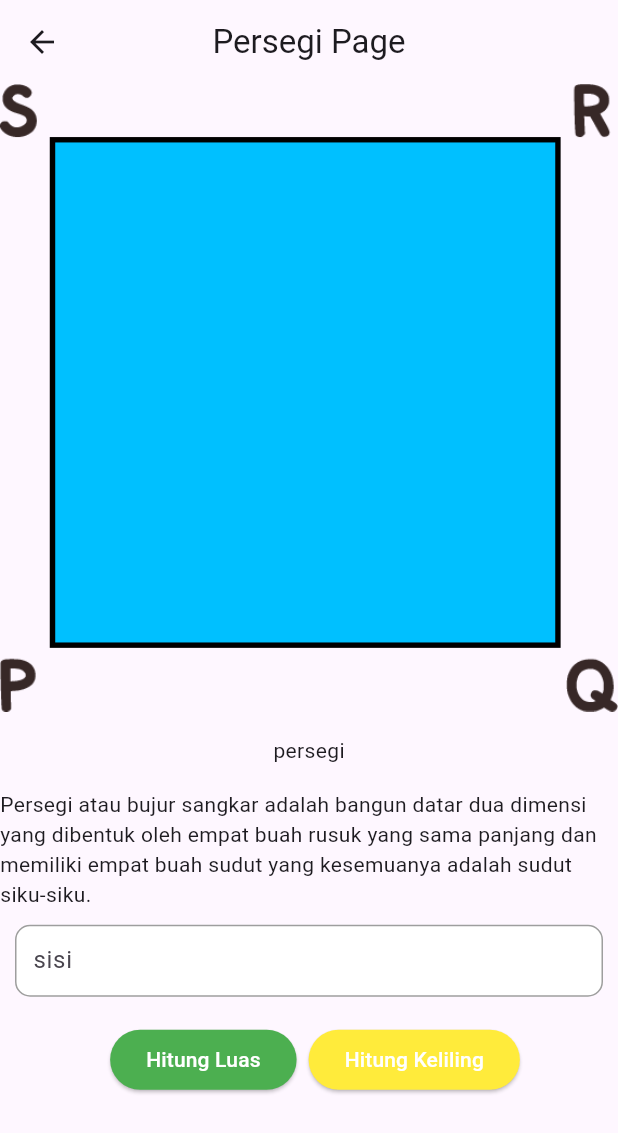
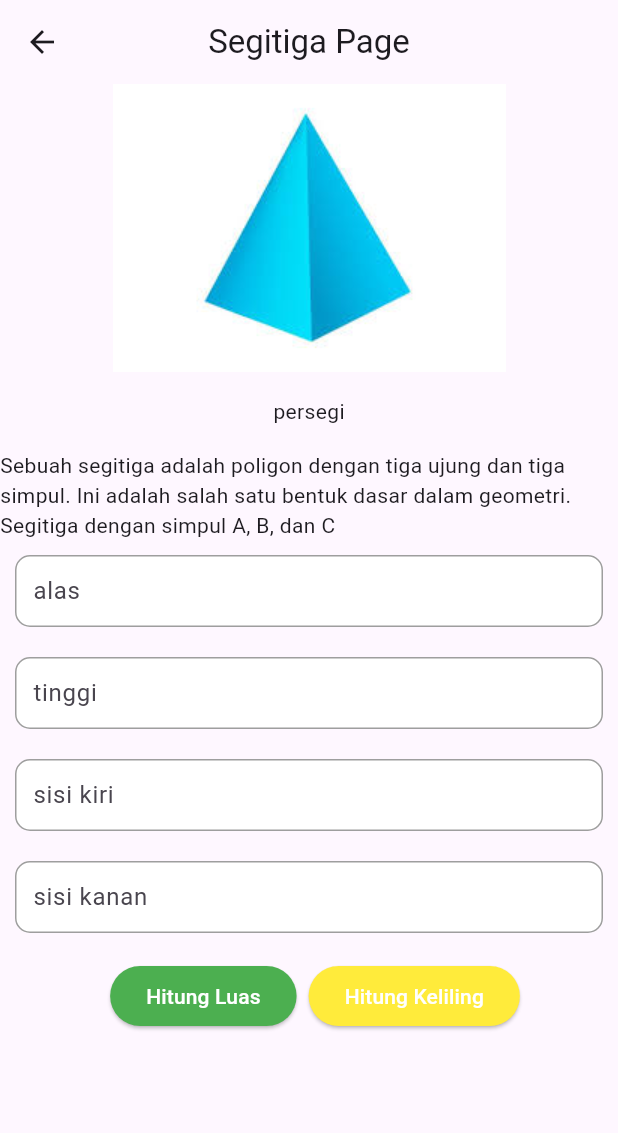
Before and after one commit to Ridwanfiki/bangun_datar, a Flutter app: the screen it shows after launch, after a tap on "segitiga", on a phone screen of 412 x 824 dp. Shown: the top 1133 px of the screen. Run offline on Flutter 3.47's test engine with Material 2 defaults, Android fonts, the light colour scheme and no system bars; our stand-ins replace get.

Commit message:
Menghitung bangun datar

```diff
--- /dev/null
+++ b/lib/controller/jajargenjang_controller.dart
@@ -0,0 +1,22 @@
+import 'package:get/get.dart';
+
+class JajarGenjangController extends GetxController{
+  RxBool isHitungLuas = true.obs;
+  int alas = 0;
+  int tinggi = 0;
+  int b = 0;
+  final hasil = "".obs;
+
+  void hitungLuas(){
+    int hitung = alas * tinggi;
+    hasil.value = "hasil perhitungan dari $alas x $tinggi = $hitung";
+    isHitungLuas.value = true;
+  }
+
+  void hitungKeliling(){
+    int hitung = 2 * (alas + b);
+    hasil.value = "hasil perhitungan keliling 2 x ($alas + $b) = $hitung";
+    isHitungLuas.value = false;
+  }
+
+}
--- a/lib/controller/persegi_controller.dart
+++ b/lib/controller/persegi_controller.dart
@@ -1,17 +1,20 @@
 import 'package:get/get.dart';
 
 class PersegiController extends GetxController{
+  RxBool isHitungLuas = true.obs;
   int sisi = 0;
   final hasil = "".obs;
 
   void hitungLuas(){
     int hitung = sisi * sisi;
     hasil.value = "hasil perhitungan dari $sisi x $sisi = $hitung";
+    isHitungLuas.value = true;
   }
 
   void hitungKeliling(){
     int hitung = 4 * sisi;
     hasil.value = "hasil perhitungan keliling 4 x $sisi = $hitung";
+    isHitungLuas.value = false;
   }
 
 }
--- /dev/null
+++ b/lib/controller/segitiga_controller.dart
@@ -0,0 +1,23 @@
+import 'package:get/get.dart';
+
+class SegitigaController extends GetxController{
+  RxBool isHitungLuas = true.obs;
+  int alas = 0;
+  int tinggi = 0;
+  int sisi = 0;
+  int sisil = 0;
+  final hasil = "".obs;
+
+  void hitungLuas(){
+    double hitung =   alas * tinggi /2 ;
+    hasil.value = "hasil perhitungan dari $alas x $tinggi x 1/2 = $hitung";
+    isHitungLuas.value = true;
+  }
+
+  void hitungKeliling(){
+    int hitung = alas + sisi + sisil;
+    hasil.value = "hasil perhitungan keliling $alas + $sisi + $sisil = $hitung";
+    isHitungLuas.value = false;
+  }
+
+}
--- a/lib/pages/home_page.dart
+++ b/lib/pages/home_page.dart
@@ -1,6 +1,9 @@
 import 'package:flutter/cupertino.dart';
 import 'package:flutter/material.dart';
 import 'package:ridwan_bangun_datar/pages/persegipage.dart';
+import 'package:ridwan_bangun_datar/pages/persegipanjangpage.dart';
+import 'package:ridwan_bangun_datar/pages/segitigapage.dart';
+import 'package:ridwan_bangun_datar/pages/jajargenjangpage.dart';
 
 class HomePage extends StatelessWidget {
   const HomePage({Key? key}) : super(key: key);
@@ -20,25 +23,24 @@ class HomePage extends StatelessWidget {
               onTap: () {
                 Navigator.push(context, MaterialPageRoute(builder: (context) => PersegiPage()));
               },
-                child: CustomMenu(imageAssets: "assets/images.jpg",title: "segitiga",)),
-            Row(
-              children: [
-                Expanded(child: CustomMenu(imageAssets: "assets/download.png",title: "jajar genjang")),
-                Expanded(child: CustomMenu(imageAssets: "assets/download.png",title: "jajar genjang")),
-                Expanded(child: CustomMenu(imageAssets: "assets/download.png",title: "jajar genjang")),
-              ],
-            ),
-            Container(
-              margin: EdgeInsets.all(8),
-              padding: EdgeInsets.symmetric(vertical: 8, horizontal: 16),
-              decoration: BoxDecoration(color: Colors.green),
-              child: Column(
-                children: [
-                  Image.asset("assets/images.jpg"),
-                  Text("Persegi"),
-                ],
-              ),
-            ),
+                child: CustomMenu(imageAssets: "assets/persegi.png",title: "persegi",)),
+            InkWell(
+                onTap: () {
+                  Navigator.push(context, MaterialPageRoute(builder: (context) => PersegiPanjangPage()));
+                },
+                child: CustomMenu(imageAssets: "assets/persegi-panjang.jpg",title: "persegi panjang",)),
+            InkWell(
+                onTap: () {
+                  Navigator.push(context, MaterialPageRoute(builder: (context) => SegitigaPage()));
+                },
+                child: CustomMenu(imageAssets: "assets/triangle.png",title: "segitiga",)),
+            InkWell(
+                onTap: () {
+                  Navigator.push(context, MaterialPageRoute(builder: (context) => JajarGenjangPage()));
+                },
+                child: CustomMenu(imageAssets: "assets/download.png",title: "jajar genjang",)),
+
+
           ],
         ));
   }
@@ -60,7 +62,7 @@ class CustomMenu extends StatelessWidget {
       child: Column(
         children: [
           Image.asset(
-            imageAssets,
+            imageAssets, height: 100, width: 100,
           ),
           Text(title),
         ],
--- /dev/null
+++ b/lib/pages/segitigapage.dart
@@ -0,0 +1,166 @@
+import 'package:flutter/cupertino.dart';
+import 'package:flutter/material.dart';
+import 'package:get/get.dart';
+import 'package:ridwan_bangun_datar/controller/segitiga_controller.dart';
+
+class SegitigaPage extends StatelessWidget {
+  SegitigaPage({super.key});
+  final SegitigaController _segitigaController = Get.put(SegitigaController());
+  @override
+  Widget build(BuildContext context) {
+    return Scaffold(
+      appBar: AppBar(
+        centerTitle: true,
+        title: Text("Segitiga Page"),
+      ),
+      body: Column(
+        children: [
+          Image.asset(
+            "assets/images.jpg",
+          ),
+          Padding(
+            padding: EdgeInsets.symmetric(vertical: 16),
+            child: Text("persegi"),
+          ),
+          Text(
+              "Sebuah segitiga adalah poligon dengan tiga ujung dan tiga simpul. Ini adalah salah satu bentuk dasar dalam geometri. Segitiga dengan simpul A, B, dan C"),
+          Padding(
+            padding: const EdgeInsets.all(10.0),
+            child: TextFormField(
+              onChanged: (value){
+                _segitigaController.alas=int.parse(value);
+              },
+              decoration: InputDecoration(
+                  fillColor: Colors.white,
+                  filled: true,
+                  labelText: 'alas',
+                  hintText: 'hint',
+                  hintStyle: TextStyle(color: Colors.grey.shade400),
+                  contentPadding: EdgeInsets.symmetric(vertical: 4, horizontal: 8),
+                  border: OutlineInputBorder(
+                      borderSide: BorderSide(width: 1, color: Colors.grey),
+                      borderRadius: BorderRadius.all(Radius.circular(10))),
+                  enabledBorder: OutlineInputBorder(
+                      borderSide: BorderSide(width: 1, color: Colors.grey),
+                      borderRadius: BorderRadius.all(Radius.circular(10))),
+                  focusedBorder: OutlineInputBorder(
+                      borderSide: BorderSide(width: 1, color: Colors.blue),
+                      borderRadius: BorderRadius.all(Radius.circular(10)))),),
+          ),
+          Padding(
+            padding: const EdgeInsets.all(10.0),
+            child: TextFormField(
+              onChanged: (value){
+                _segitigaController.tinggi=int.parse(value);
+              },
+              decoration: InputDecoration(
+                  fillColor: Colors.white,
+                  filled: true,
+                  labelText: 'tinggi',
+                  hintText: 'hint',
+                  hintStyle: TextStyle(color: Colors.grey.shade400),
+                  contentPadding: EdgeInsets.symmetric(vertical: 4, horizontal: 8),
+                  border: OutlineInputBorder(
+                      borderSide: BorderSide(width: 1, color: Colors.grey),
+                      borderRadius: BorderRadius.all(Radius.circular(10))),
+                  enabledBorder: OutlineInputBorder(
+                      borderSide: BorderSide(width: 1, color: Colors.grey),
+                      borderRadius: BorderRadius.all(Radius.circular(10))),
+                  focusedBorder: OutlineInputBorder(
+                      borderSide: BorderSide(width: 1, color: Colors.blue),
+                      borderRadius: BorderRadius.all(Radius.circular(10)))),),
+          ),
+          Padding(
+            padding: const EdgeInsets.all(10.0),
+            child: TextFormField(
+              onChanged: (value){
+                _segitigaController.sisi=int.parse(value);
+              },
+              decoration: InputDecoration(
+                  fillColor: Colors.white,
+                  filled: true,
+                  labelText: 'sisi kiri',
+                  hintText: 'hint',
+                  hintStyle: TextStyle(color: Colors.grey.shade400),
+                  contentPadding: EdgeInsets.symmetric(vertical: 4, horizontal: 8),
+                  border: OutlineInputBorder(
+                      borderSide: BorderSide(width: 1, color: Colors.grey),
+                      borderRadius: BorderRadius.all(Radius.circular(10))),
+                  enabledBorder: OutlineInputBorder(
+                      borderSide: BorderSide(width: 1, color: Colors.grey),
+                      borderRadius: BorderRadius.all(Radius.circular(10))),
+                  focusedBorder: OutlineInputBorder(
+                      borderSide: BorderSide(width: 1, color: Colors.blue),
+                      borderRadius: BorderRadius.all(Radius.circular(10)))),),
+          ),
+          Padding(
+            padding: const EdgeInsets.all(10.0),
+            child: TextFormField(
+              onChanged: (value){
+                _segitigaController.sisil=int.parse(value);
+              },
+              decoration: InputDecoration(
+                  fillColor: Colors.white,
+                  filled: true,
+                  labelText: 'sisi kanan',
+                  hintText: 'hint',
+                  hintStyle: TextStyle(color: Colors.grey.shade400),
+                  contentPadding: EdgeInsets.symmetric(vertical: 4, horizontal: 8),
+                  border: OutlineInputBorder(
+                      borderSide: BorderSide(width: 1, color: Colors.grey),
+                      borderRadius: BorderRadius.all(Radius.circular(10))),
+                  enabledBorder: OutlineInputBorder(
+                      borderSide: BorderSide(width: 1, color: Colors.grey),
+                      borderRadius: BorderRadius.all(Radius.circular(10))),
+                  focusedBorder: OutlineInputBorder(
+                      borderSide: BorderSide(width: 1, color: Colors.blue),
+                      borderRadius: BorderRadius.all(Radius.circular(10)))),),
+          ),
+          Row(
+            mainAxisAlignment: MainAxisAlignment.center,
+            children: [
+              Padding(
+                padding: const EdgeInsets.all(8.0),
+                child: ElevatedButton(
+                  style: ElevatedButton.styleFrom(
+                    backgroundColor: Colors.green,
+                  ),
+                  child: Text(
+                    "Hitung Luas",
+                    style: TextStyle(color: Colors.white),
+                  ),
+                  onPressed: (){
+                    _segitigaController.hitungLuas();
+                  },
+                ),
+              ),
+              ElevatedButton(
+                style: ElevatedButton.styleFrom(
+                  backgroundColor: Colors.yellow,
+                ),
+                child: Text(
+                  "Hitung Keliling",
+                  style: TextStyle(color: Colors.white),
+                ),
+                onPressed: (){
+                  _segitigaController.hitungKeliling();
+                },
+              ),
+            ],
+          ),
+
+          Obx(
+                () => Text(
+              _segitigaController.hasil.value,
+              style: TextStyle(
+                color: _segitigaController.isHitungLuas.value
+                    ? Colors.green
+                    : Colors.yellow,
+              ),
+            ),
+          ),
+        ],
+      ),
+    );
+  }
+}
```
Also changed, not shown: lib/controller/persegipanjang_controller.dart (added, +21 -0 lines), lib/pages/jajargenjangpage.dart (added, +143 -0 lines), lib/pages/persegipage.dart (+12 -3 lines), lib/pages/persegipanjangpage.dart (added, +120 -0 lines), assets/triangle.png (added).
